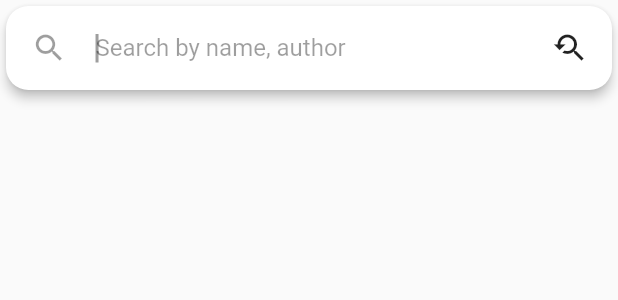
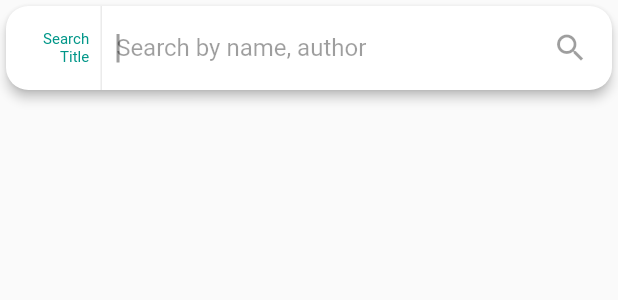
Before and after one commit to Adarsh0603/bookjungle, a Flutter app: the SearchBar widget shown alone on an empty page, opened directly, on a phone screen of 412 x 824 dp. Shown: the top 300 px of the screen. Run offline on Flutter 3.47's test engine with Material 2 defaults, Android fonts, the phone set to English and light mode, and no system bars; our stand-ins replace share, sqflite, transparent_image; accounts and stored records are empty; network calls fail.

Commit message:
implemented advanced search bar

```diff
--- a/lib/widgets/search_bar.dart
+++ b/lib/widgets/search_bar.dart
@@ -3,7 +3,26 @@ import 'package:books_app/providers/books.dart';
 import 'package:flutter/material.dart';
 import 'package:provider/provider.dart';
 
-class SearchBar extends StatelessWidget {
+class SearchBar extends StatefulWidget {
+  @override
+  _SearchBarState createState() => _SearchBarState();
+}
+
+class _SearchBarState extends State<SearchBar> {
+  bool byTitle = true;
+  String searchString;
+
+  void search() async {
+    Provider.of<Books>(context, listen: false).setStartIndex();
+
+    Provider.of<Books>(context, listen: false)
+        .toggleTotalItemsCalculation(true);
+    await Provider.of<Books>(context, listen: false)
+        .getSearchedBookData(searchString, byTitle);
+    Provider.of<Books>(context, listen: false)
+        .toggleTotalItemsCalculation(false);
+  }
+
   @override
   Widget build(BuildContext context) {
     return Card(
@@ -13,17 +32,24 @@ class SearchBar extends StatelessWidget {
       child: Container(
         height: kSearchBarHeight,
         child: Row(
-          mainAxisAlignment: MainAxisAlignment.spaceAround,
+          mainAxisAlignment: MainAxisAlignment.spaceBetween,
           children: <Widget>[
             Expanded(
                 flex: 1,
-                child: Hero(
-                  tag: 'searchIcon',
-                  child: Icon(
-                    Icons.search,
-                    color: kSearchBarHintColor,
-                  ),
+                child: GestureDetector(
+                  onTap: () {
+                    setState(() {
+                      byTitle = !byTitle;
+                    });
+                  },
+                  child: Container(
+                      child: Text(
+                    byTitle ? 'Search\nTitle' : 'Search\nAuthor',
+                    textAlign: TextAlign.end,
+                    style: TextStyle(fontSize: 10.0, color: kLightColor),
+                  )),
                 )),
+            Container(height: kSearchBarHeight, child: VerticalDivider()),
             Expanded(
               flex: 5,
               child: TextField(
@@ -31,23 +57,24 @@ class SearchBar extends StatelessWidget {
                 cursorColor: kSearchBarHintColor,
                 decoration: kSearchBarDecoration,
                 textInputAction: TextInputAction.search,
+                onChanged: (value) {
+                  searchString = value;
+                },
                 onSubmitted: (value) async {
                   if (value == '') return;
-                  Provider.of<Books>(context, listen: false).setStartIndex();
-
-                  Provider.of<Books>(context, listen: false)
-                      .toggleTotalItemsCalculation(true);
-                  await Provider.of<Books>(context, listen: false)
-                      .getSearchedBookData(value);
-                  Provider.of<Books>(context, listen: false)
-                      .toggleTotalItemsCalculation(false);
+                  search();
                 },
               ),
             ),
             Expanded(
               child: GestureDetector(
-                onTap: () {},
-                child: Container(child: Icon(Icons.youtube_searched_for)),
+                onTap: () {
+                  search();
+                },
+                child: Icon(
+                  Icons.search,
+                  color: kSearchBarHintColor,
+                ),
               ),
             )
           ],
```
Also changed, not shown: lib/providers/books.dart (+8 -6 lines).
